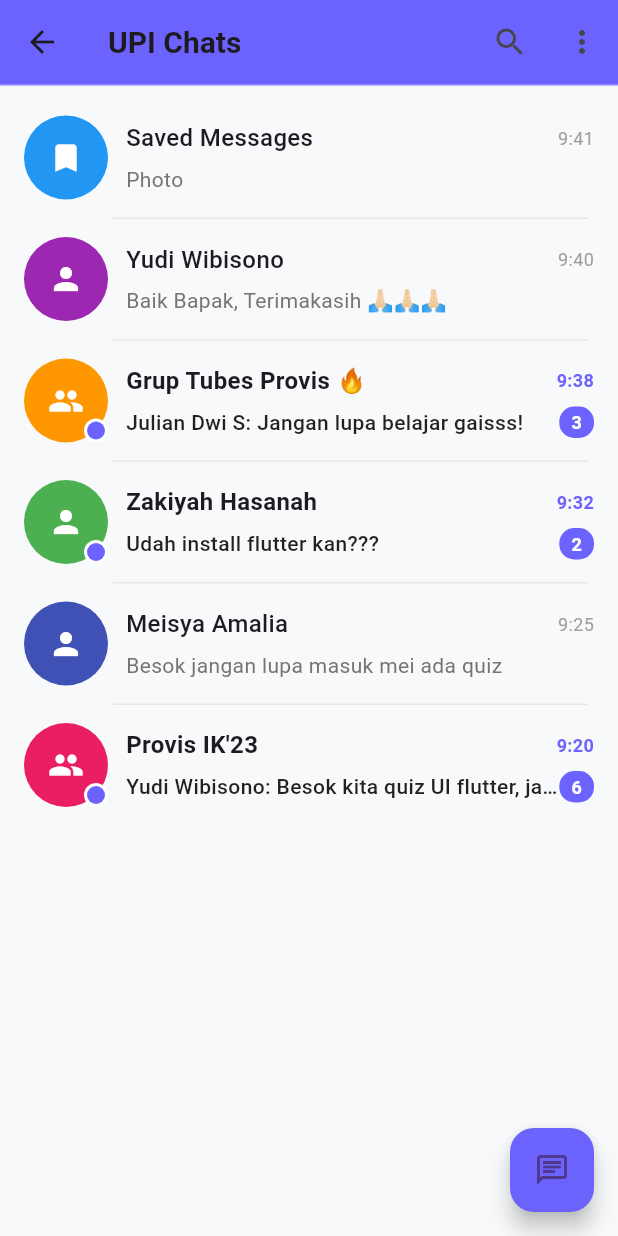
After one commit to kiy4h/provis-kuis1, a Flutter app: the ChatScreen screen opened by its route, on a phone screen of 412 x 824 dp. The commit adds this screen. Run offline on Flutter 3.47's test engine with Material 3 defaults, Android fonts, the phone set to English and light mode, and no system bars; our stand-ins replace carousel_slider.

Commit message:
add pesan_group and chat

```diff
--- /dev/null
+++ b/lib/pesan_group_screen.dart
@@ -0,0 +1,211 @@
+import 'package:flutter/material.dart';
+
+void main() {
+  runApp(MyApp());
+}
+
+class MyApp extends StatelessWidget {
+  @override
+  Widget build(BuildContext context) {
+    return MaterialApp(
+      debugShowCheckedModeBanner: false,
+      theme: ThemeData(
+        primaryColor: Color(0xFF6C63FF),
+        scaffoldBackgroundColor: Color(0xFFF8F9FA),
+        fontFamily: 'Roboto',
+      ),
+      home: ChatScreen(),
+    );
+  }
+}
+
+class ChatScreen extends StatelessWidget {
+  final List<ChatItem> chatItems = [
+    ChatItem("Saved Messages", "Photo", "9:41", Icons.bookmark, false, Colors.blue, 0),
+    ChatItem("Yudi Wibisono", "Baik Bapak, Terimakasih 🙏🏻🙏🏻🙏🏻", "9:40", Icons.person, false, Colors.purple, 0),
+    ChatItem("Grup Tubes Provis 🔥", "Julian Dwi S: Jangan lupa belajar gaisss!", "9:38", Icons.group, true, Colors.orange, 3),
+    ChatItem("Zakiyah Hasanah", "Udah install flutter kan???", "9:32", Icons.person, true, Colors.green, 2),
+    ChatItem("Meisya Amalia", "Besok jangan lupa masuk mei ada quiz", "9:25", Icons.person, false, Colors.indigo, 0),
+    ChatItem("Provis IK'23", "Yudi Wibisono: Besok kita quiz UI flutter, jangan lupa bawa laptop.", "9:20", Icons.group, true, Colors.pink, 6),
+  ];
+
+  @override
+  Widget build(BuildContext context) {
+    return Scaffold(
+      backgroundColor: Color(0xFFF8F9FA),
+      appBar: AppBar(
+        elevation: 0,
+        backgroundColor: Color(0xFF6C63FF),
+        title: Text(
+          "UPI Chats",
+          style: TextStyle(
+            fontSize: 20,
+            fontWeight: FontWeight.bold,
+          ),
+        ),
+        actions: [
+          IconButton(icon: Icon(Icons.search), onPressed: () {}),
+          IconButton(icon: Icon(Icons.more_vert), onPressed: () {}),
+        ],
+        bottom: PreferredSize(
+          preferredSize: Size.fromHeight(1),
+          child: Container(
+            color: Colors.white24,
+            height: 1,
+          ),
+        ),
+      ),
+      body: ListView.separated(
+        padding: EdgeInsets.symmetric(vertical: 8),
+        itemCount: chatItems.length,
+        separatorBuilder: (context, index) => Divider(
+          height: 1,
+          indent: 75,
+          endIndent: 20,
+          color: Colors.grey.withOpacity(0.2),
+        ),
+        itemBuilder: (context, index) {
+          return ChatTile(chatItem: chatItems[index]);
+        },
+      ),
+      floatingActionButton: FloatingActionButton(
+        backgroundColor: Color(0xFF6C63FF),
+        child: Icon(Icons.chat_outlined),
+        onPressed: () {},
+      ),
+    );
+  }
+}
+
+class ChatItem {
+  final String name;
+  final String message;
+  final String time;
+  final IconData icon;
+  final bool unread;
+  final Color avatarColor;
+  final int messageCount;
+
+  ChatItem(this.name, this.message, this.time, this.icon, this.unread, this.avatarColor, this.messageCount);
+}
+
+class ChatTile extends StatelessWidget {
+  final ChatItem chatItem;
+
+  ChatTile({required this.chatItem});
+
+  @override
+  Widget build(BuildContext context) {
+    return Material(
+      color: Colors.transparent,
+      child: InkWell(
+        onTap: () {},
+        child: Padding(
+          padding: EdgeInsets.symmetric(vertical: 12, horizontal: 16),
+          child: Row(
+            children: [
+              Stack(
+                children: [
+                  CircleAvatar(
+                    radius: 28,
+                    backgroundColor: chatItem.avatarColor,
+                    child: Icon(
+                      chatItem.icon,
+                      color: Colors.white,
+                      size: 24,
+                    ),
+                  ),
+                  if (chatItem.unread)
+                    Positioned(
+                      right: 0,
+                      bottom: 0,
+                      child: Container(
+                        width: 16,
+                        height: 16,
+                        decoration: BoxDecoration(
+                          color: Colors.white,
+                          shape: BoxShape.circle,
+                        ),
+                        child: Center(
+                          child: Container(
+                            width: 12,
+                            height: 12,
+                            decoration: BoxDecoration(
+                              color: Color(0xFF6C63FF),
+                              shape: BoxShape.circle,
+                            ),
+                          ),
+                        ),
+                      ),
+                    ),
+                ],
+              ),
+              SizedBox(width: 12),
+              Expanded(
+                child: Column(
+                  crossAxisAlignment: CrossAxisAlignment.start,
+                  children: [
+                    Row(
+                      children: [
+                        Expanded(
+                          child: Text(
+                            chatItem.name,
+                            style: TextStyle(
+                              fontWeight: chatItem.unread ? FontWeight.bold : FontWeight.w500,
+                              fontSize: 16,
+                            ),
+                          ),
+                        ),
+                        Text(
+                          chatItem.time,
+                          style: TextStyle(
+                            fontSize: 12,
+                            color: chatItem.unread ? Color(0xFF6C63FF) : Colors.grey[500],
+                            fontWeight: chatItem.unread ? FontWeight.bold : FontWeight.normal,
+                          ),
+                        ),
+                      ],
+                    ),
+                    SizedBox(height: 6),
+                    Row(
+                      children: [
+                        Expanded(
+                          child: Text(
+                            chatItem.message,
+                            style: TextStyle(
+                              color: chatItem.unread ? Colors.black87 : Colors.grey[600],
+                              fontWeight: chatItem.unread ? FontWeight.w500 : FontWeight.normal,
+                              fontSize: 14,
+                            ),
+                            maxLines: 1,
+                            overflow: TextOverflow.ellipsis,
+                          ),
+                        ),
+                        if (chatItem.messageCount > 0)
+                          Container(
+                            padding: EdgeInsets.symmetric(horizontal: 8, vertical: 2),
+                            decoration: BoxDecoration(
+                              color: Color(0xFF6C63FF),
+                              borderRadius: BorderRadius.circular(10),
+                            ),
+                            child: Text(
+                              chatItem.messageCount.toString(),
+                              style: TextStyle(
+                                color: Colors.white,
+                                fontSize: 12,
+                                fontWeight: FontWeight.bold,
+                              ),
+                            ),
+                          ),
+                      ],
+                    ),
+                  ],
+                ),
+              ),
+            ],
+          ),
+        ),
+      ),
+    );
+  }
+}
```
Also changed, not shown: lib/chat_screen.dart (added, +313 -0 lines), lib/main.dart (+7 -1 lines).
